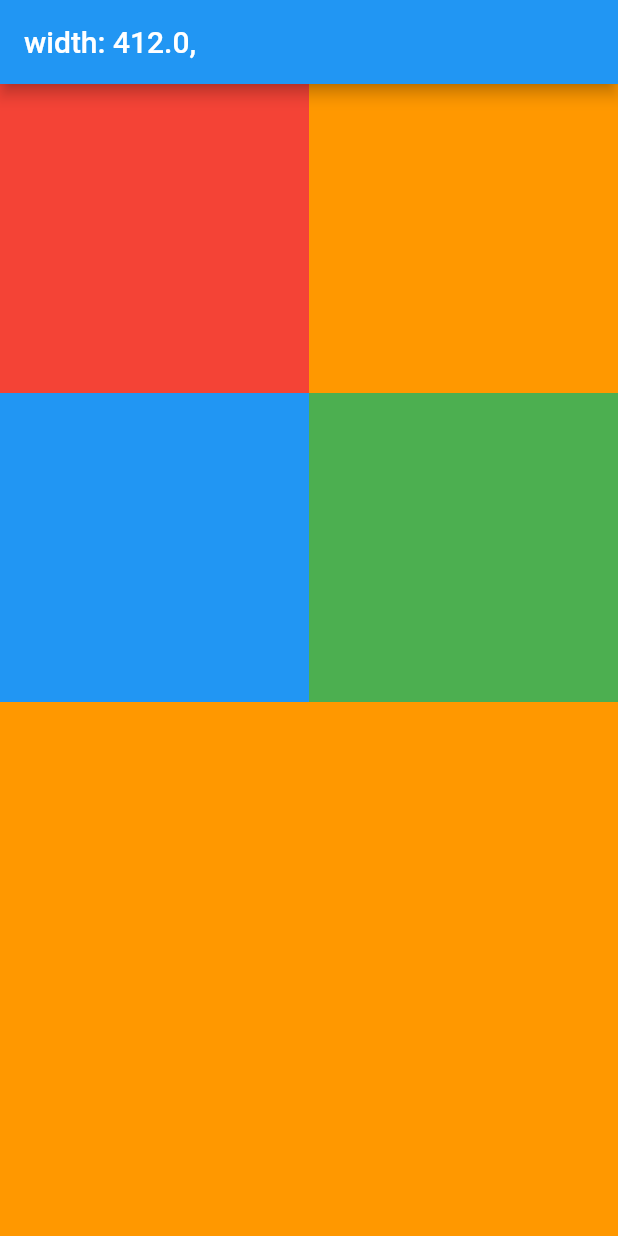
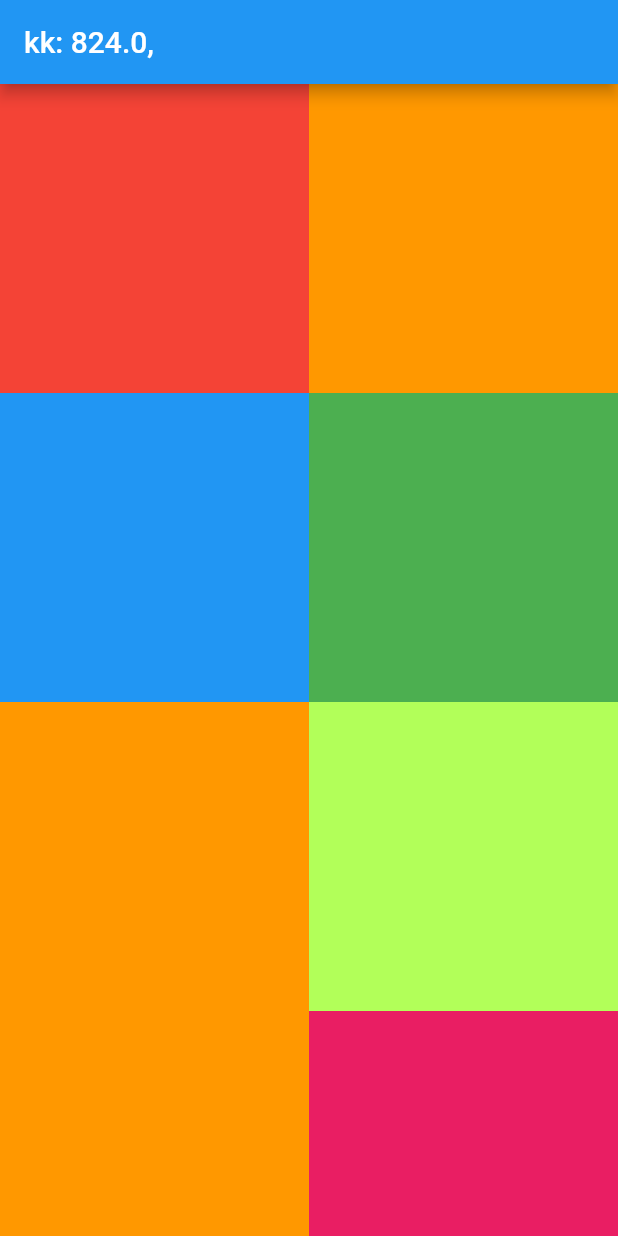
Before and after one commit to SinuMariamJozef/class_app, a Flutter app: the screen it shows after launch, on a phone screen of 412 x 824 dp. Run offline on Flutter 3.47's test engine with Material 2 defaults, Android fonts, the phone set to English and light mode, and no system bars.

```diff
--- a/lib/pages/homePage.dart
+++ b/lib/pages/homePage.dart
@@ -9,12 +9,11 @@ class HomePage extends StatefulWidget {
 }
 
 class _HomePageState extends State<HomePage> {
-
   @override
   Widget build(BuildContext context) {
     return Scaffold(
       appBar: AppBar(
-        title: Text('width: ${MediaQuery.of(context).size.width},'),
+        title: Text('kk: ${MediaQuery.of(context).size.height},'),
       ),
       backgroundColor: Colors.green,
       body: GridView.builder(
@@ -36,10 +35,10 @@ List<StockModel> stocks = [
   StockModel('Turnover', 15000000, Colors.blue, Colors.orange),
   StockModel('dsfsf', 556465, Colors.green, Colors.purple),
   StockModel('f', 1500660000, Colors.orange, Colors.orange),
-  StockModel('Turnover', 15000000, Colors.orange, Colors.orange),
+  StockModel('Turnover', 15000000, Colors.lightGreenAccent, Colors.orange),
   StockModel('fsdf', 1500032000, Colors.orange, Colors.orange),
-  StockModel('Turnover', 15000000, Colors.orange, Colors.orange),
-  StockModel('dsf', 1500230000, Colors.orange, Colors.orange),
+  StockModel('Turnover', 15000000, Colors.pink, Colors.orange),
+  StockModel('dsf', 1500230000, Colors.black, Colors.black),
 ];
 
 // mq 400px
--- a/lib/widgets/cardWidget.dart
+++ b/lib/widgets/cardWidget.dart
@@ -1,10 +1,12 @@
+import 'package:class_app/models/countryModel.dart';
 import 'package:class_app/models/stockModel.dart';
+import 'package:class_app/network/countriesNetwork.dart';
 import 'package:class_app/pages/cardPage.dart';
 import 'package:flutter/material.dart';
 
 class CuttiCard extends StatelessWidget {
-  CuttiCard(this.model);
-  final StockModel model;
+  CuttiCard(this.kutti);
+  final StockModel kutti;
 
   @override
   Widget build(BuildContext context) {
@@ -13,14 +15,23 @@ class CuttiCard extends StatelessWidget {
     return Container(
       height: mqh * 0.1,
       width: mq * 0.4,
-      color: model.borderColor,
+      color: kutti.borderColor,
       child: InkWell(
-        onTap: () => Navigator.of(context).push(
-          MaterialPageRoute(
-            builder: (context) => CuttiCardPage(model),
-          )
-        ),
+          //onTap: () => Navigator.of(context).push(
+          //  MaterialPageRoute(
+          //    builder: (context) => CuttiCardPage(kutti),
+          //  )
+          //),
+          onTap: onTapFundjshfjkds,
       ),
     );
   }
 }
+
+void onTapFundjshfjkds() async {
+  CountriesNetwork cnwert = CountriesNetwork();
+
+  List<Country> ll = await cnwert.fetchCountiries();
+  print('${ll[0].capital}');
+  print('🐟🐟🐟🐟🐟🐟🐟🐟🐟');
+}
--- a/pubspec.yaml
+++ b/pubspec.yaml
@@ -28,6 +28,7 @@ dependencies:
   # The following adds the Cupertino Icons font to your application.
   # Use with the CupertinoIcons class for iOS style icons.
   cupertino_icons: ^1.0.0
+  http: any
 
 dev_dependencies:
   flutter_test:
```
Also changed, not shown: lib/main.dart (+10 -1 lines), lib/models/countryModel.dart (added, +26 -0 lines), lib/models/stockModel.dart (+11 -12 lines), lib/network/countriesNetwork.dart (added, +27 -0 lines), pubspec.lock.
